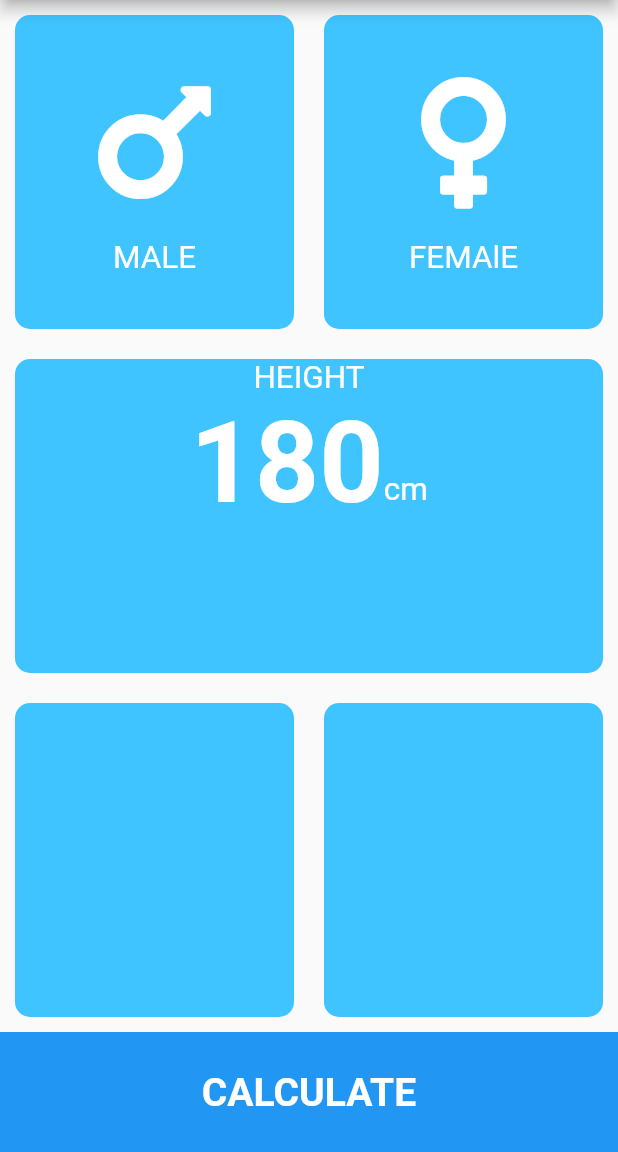
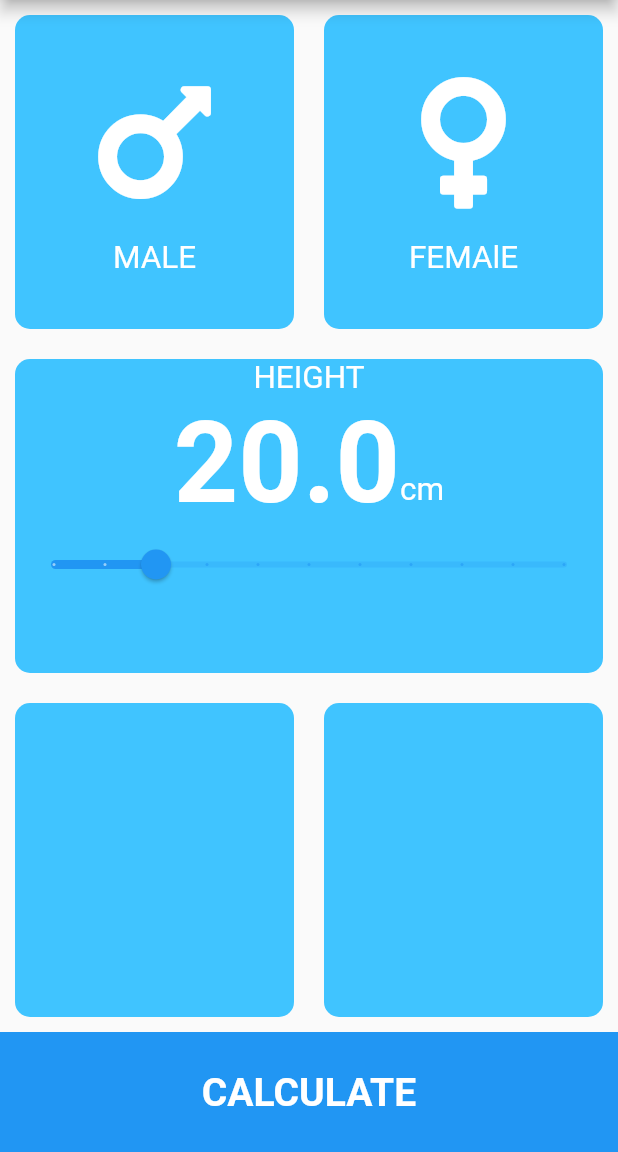
Before and after one commit to asamoah-fred/BMI-Calculator, a Flutter app: the screen it shows after launch, on a phone screen of 412 x 824 dp, the part 84-1236 px from its top. Run offline on Flutter 3.47's test engine with Material 2 defaults, Android fonts, the phone set to English and light mode, and no system bars; our stand-ins replace font_awesome_flutter.

```diff
--- a/lib/input_page.dart
+++ b/lib/input_page.dart
@@ -14,6 +14,11 @@ class InputPage extends StatefulWidget {
 
 class _InputPageState extends State<InputPage> {
   Gender? selectedCard;
+  // int? sliderValue;
+  // double value = 10;
+  // bool _value = true;
+  double _currentSliderValue = 20;
+
   @override
   Widget build(BuildContext context) {
     return Scaffold(
@@ -115,7 +120,7 @@ class _InputPageState extends State<InputPage> {
                   child: Container(
                     child: Column(
                       children: [
-                        const Text(
+                        Text(
                           "HEIGHT",
                           style: TextStyle(
                             color: Colors.white,
@@ -126,9 +131,9 @@ class _InputPageState extends State<InputPage> {
                           crossAxisAlignment: CrossAxisAlignment.baseline,
                           textBaseline: TextBaseline.alphabetic,
                           mainAxisAlignment: MainAxisAlignment.center,
-                          children: const [
+                          children: [
                             Text(
-                              "180",
+                              _currentSliderValue.toString(),
                               style: TextStyle(
                                 color: Colors.white,
                                 fontSize: 75,
@@ -143,6 +148,19 @@ class _InputPageState extends State<InputPage> {
                               ),
                             ),
                           ],
+                        ),
+                        Slider(
+                          value: _currentSliderValue,
+                          // min: 1,
+                          max: 100,
+                          divisions: 10,
+                          // divisions: 5,
+                          label: _currentSliderValue.round().toString(),
+                          onChanged: (value) {
+                            setState(() {
+                              _currentSliderValue = value;
+                            });
+                          },
                         ),
                       ],
                     ),
```
